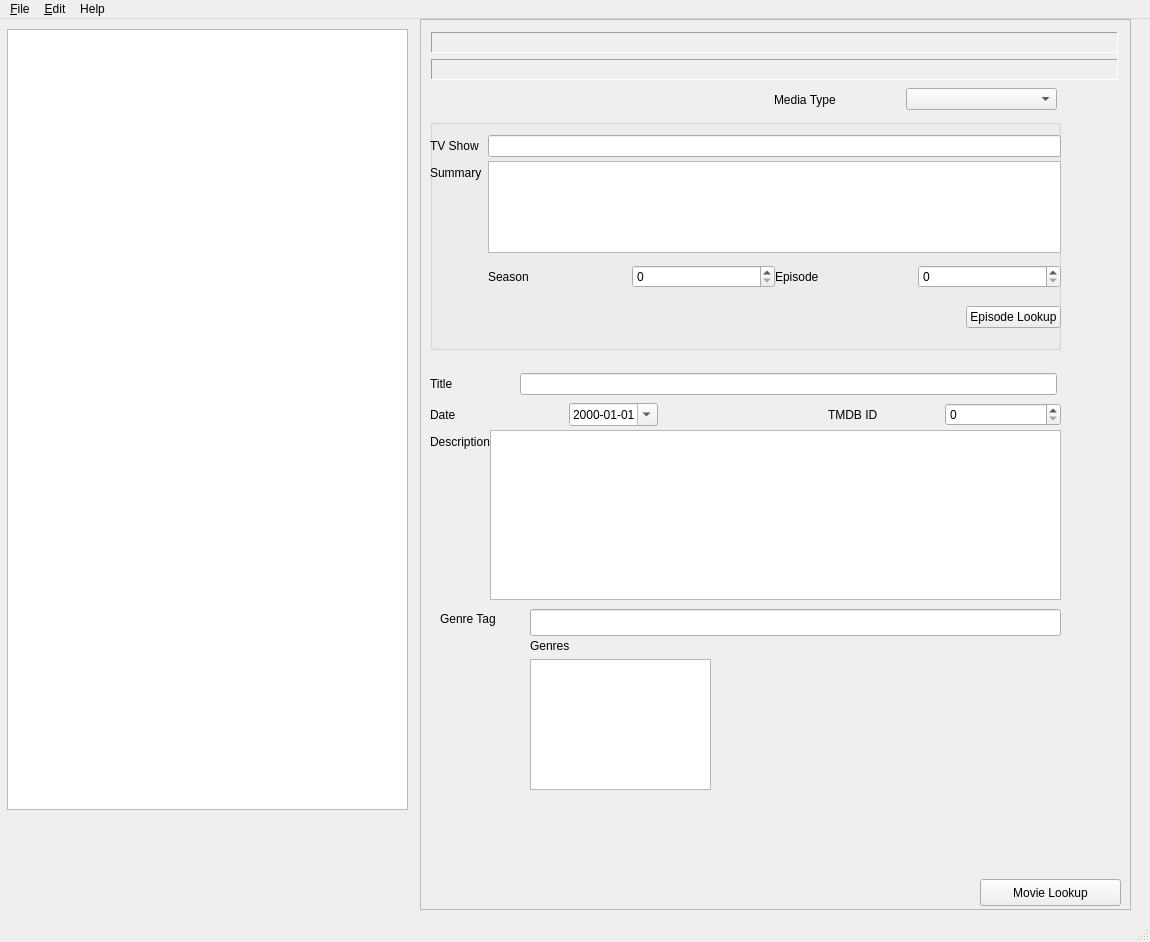
Before: the Qt Designer form ui/main_window.ui in centove/tagmkv, drawn with Qt 5.
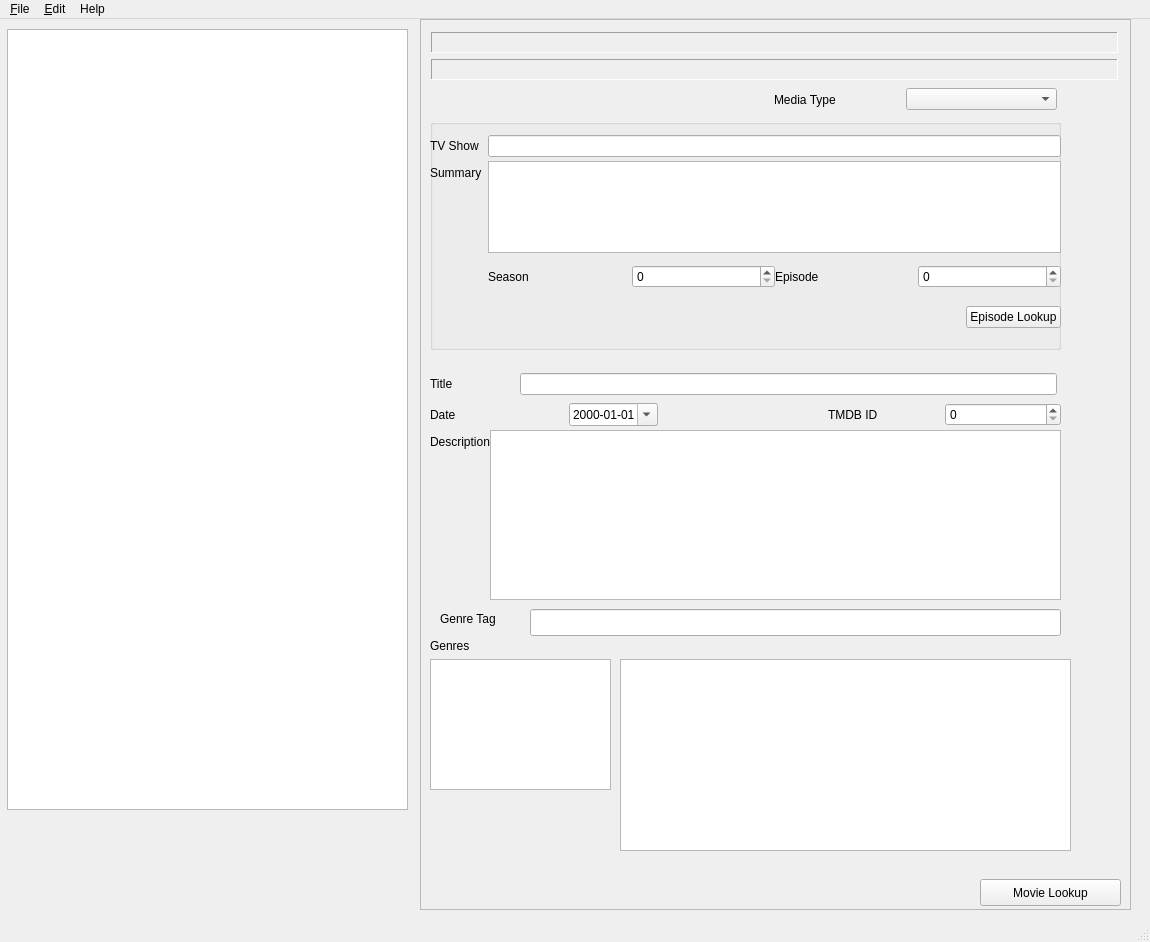
After: the same form once the commit is applied. Icons and pictures are not drawn.

Commit message: Added cast tags. Use mkvextract to extract the tags as ffmpeg is limited in that it does not handle duplicate tags

The edit to the form file:
```diff
--- a/ui/main_window.ui
+++ b/ui/main_window.ui
@@ -360,6 +360,16 @@
       <bool>true</bool>
      </property>
     </widget>
+    <widget class="QTableView" name="CastView">
+     <property name="geometry">
+      <rect>
+       <x>200</x>
+       <y>640</y>
+       <width>451</width>
+       <height>192</height>
+      </rect>
+     </property>
+    </widget>
     <widget class="QWidget" name="">
      <property name="geometry">
       <rect>
@@ -501,7 +511,7 @@
     <widget class="QWidget" name="">
      <property name="geometry">
       <rect>
-       <x>110</x>
+       <x>10</x>
        <y>620</y>
        <width>181</width>
        <height>151</height>
```
The commit also changes 1 other file.
